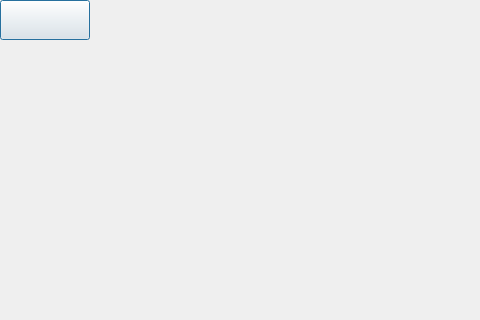
The window that screen.ui (ICEDustpan/AVD-Qt-Tool) describes before a commit, drawn with Qt 5; both pictures show x 0 to 480 and y 0 to 320 of the 800 by 480 pixel window.
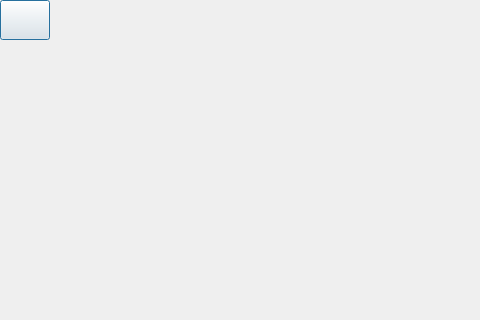
The same window after the commit.

Commit message: 1:  Network detection add return to main interface button 2:  Screen detection return key change size

What changed in the file:
```diff
--- a/screen.ui
+++ b/screen.ui
@@ -31,7 +31,7 @@
     <rect>
      <x>0</x>
      <y>0</y>
-     <width>90</width>
+     <width>50</width>
      <height>40</height>
     </rect>
    </property>
```
The commit also changes 4 other files.
